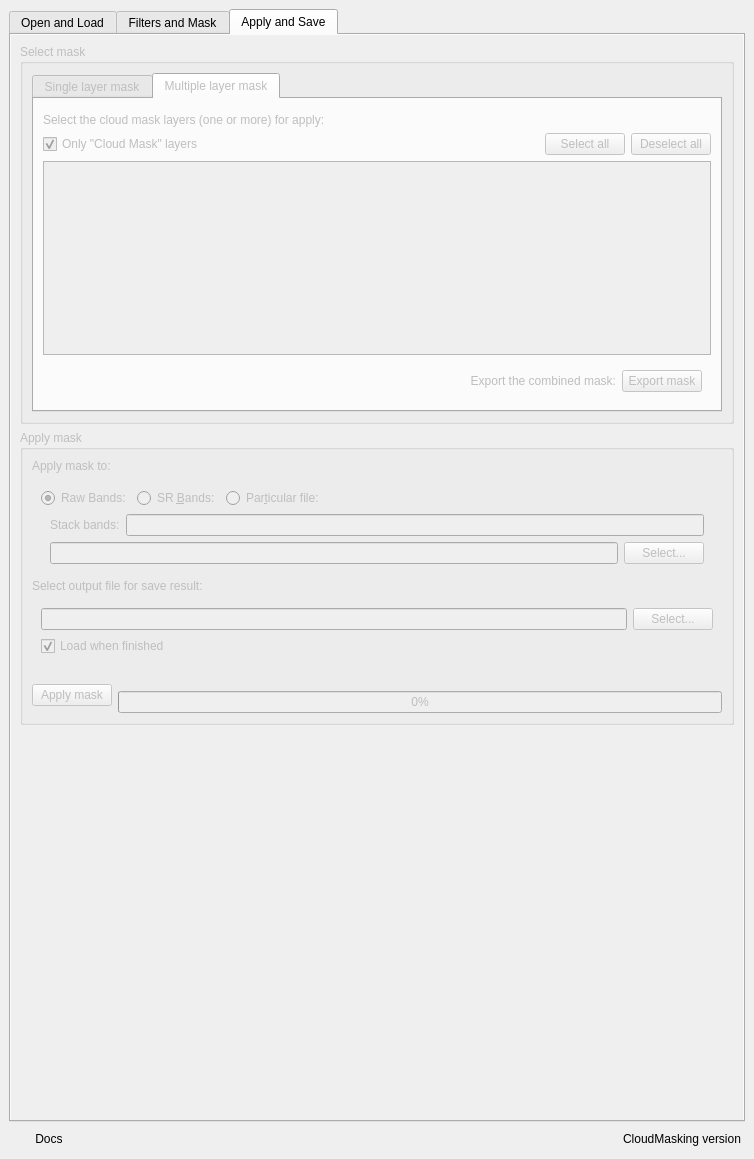
Old version of the form ui/cloud_masking_dockwidget_base.ui in the repository SMByC/CloudMasking.
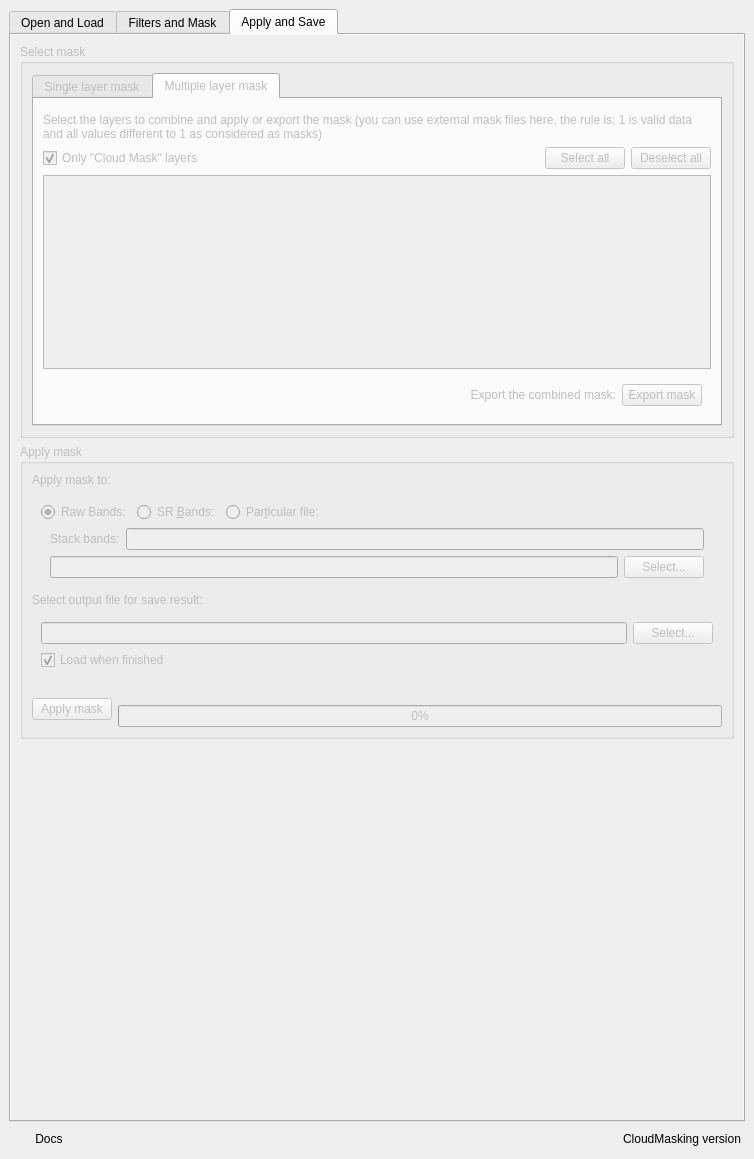
New version of the form. The open tabs and pages were chosen to show the change. Icons and pictures are not drawn. Custom widgets are drawn as their Qt base class.

Commit message: Improved UI text in select multi mask layers

What changed in the file:
```diff
--- a/ui/cloud_masking_dockwidget_base.ui
+++ b/ui/cloud_masking_dockwidget_base.ui
@@ -2423,7 +2423,10 @@
                    <item>
                     <widget class="QLabel" name="label_4">
                      <property name="text">
-                      <string>Select the cloud mask layers (one or more) for apply:</string>
+                      <string>Select the layers to combine and apply or export the mask (you can use external mask files here, the rule is: 1 is valid data and all values different to 1 as considered as masks)</string>
+                     </property>
+                     <property name="wordWrap">
+                      <bool>true</bool>
                      </property>
                     </widget>
                    </item>
```
